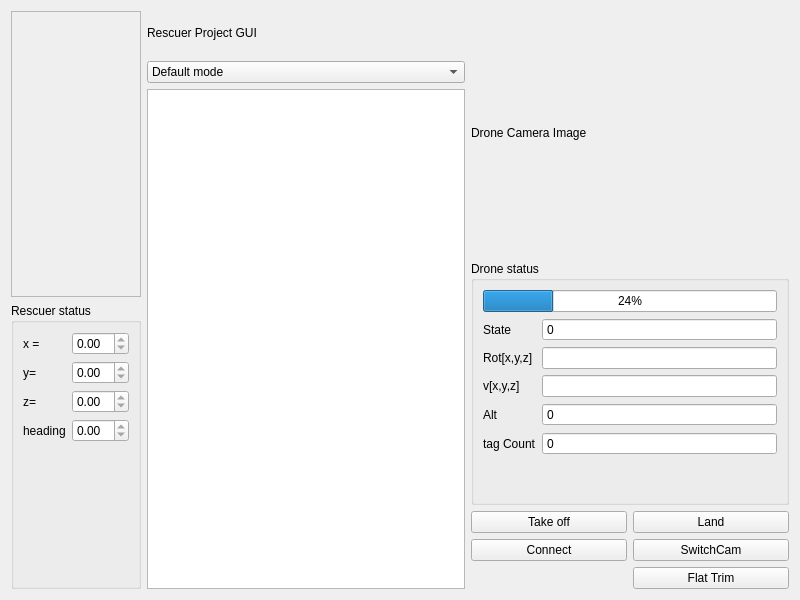
The window that src/rescuer_project/main_window.ui (axilos22/rescuer_project) describes before a commit, drawn with Qt 5.
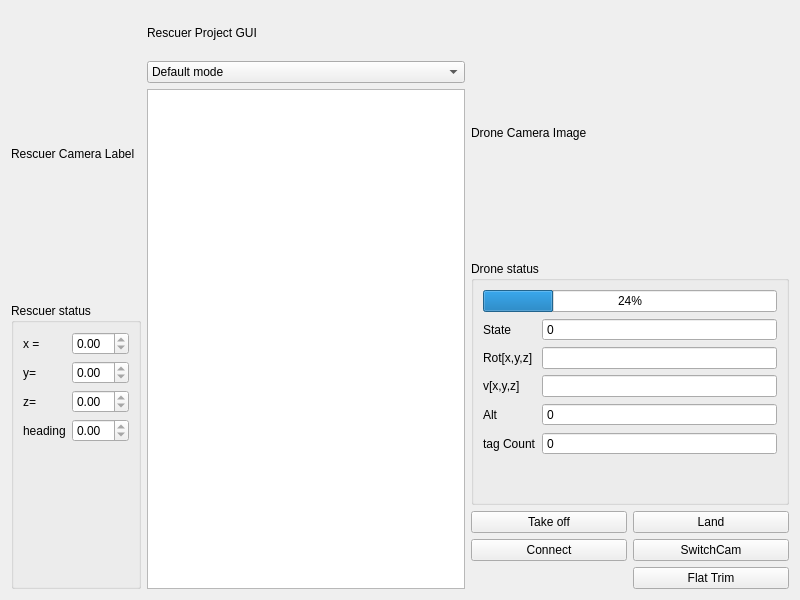
The same window after the commit.

Commit message: Added rescuer camera from simulation

Diff of the .ui file:
```diff
--- a/src/rescuer_project/main_window.ui
+++ b/src/rescuer_project/main_window.ui
@@ -25,33 +25,9 @@
      <item>
       <layout class="QVBoxLayout" name="rescuerLayout">
        <item>
-        <widget class="QFrame" name="rescuerCamera">
-         <property name="minimumSize">
-          <size>
-           <width>100</width>
-           <height>100</height>
-          </size>
-         </property>
-         <property name="maximumSize">
-          <size>
-           <width>800</width>
-           <height>600</height>
-          </size>
-         </property>
-         <property name="baseSize">
-          <size>
-           <width>400</width>
-           <height>400</height>
-          </size>
-         </property>
-         <property name="autoFillBackground">
-          <bool>true</bool>
-         </property>
-         <property name="frameShape">
-          <enum>QFrame::StyledPanel</enum>
-         </property>
-         <property name="frameShadow">
-          <enum>QFrame::Raised</enum>
+        <widget class="QLabel" name="rescuerCamLabel">
+         <property name="text">
+          <string>Rescuer Camera Label</string>
          </property>
         </widget>
        </item>
```
The commit also changes 2 other files.
